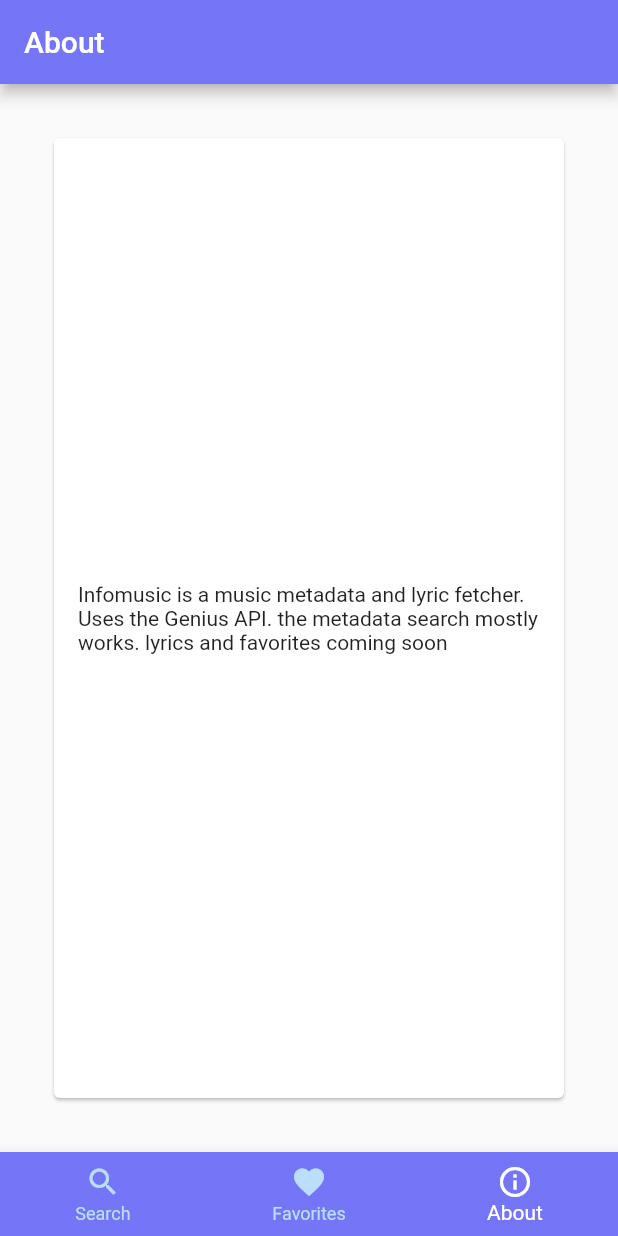
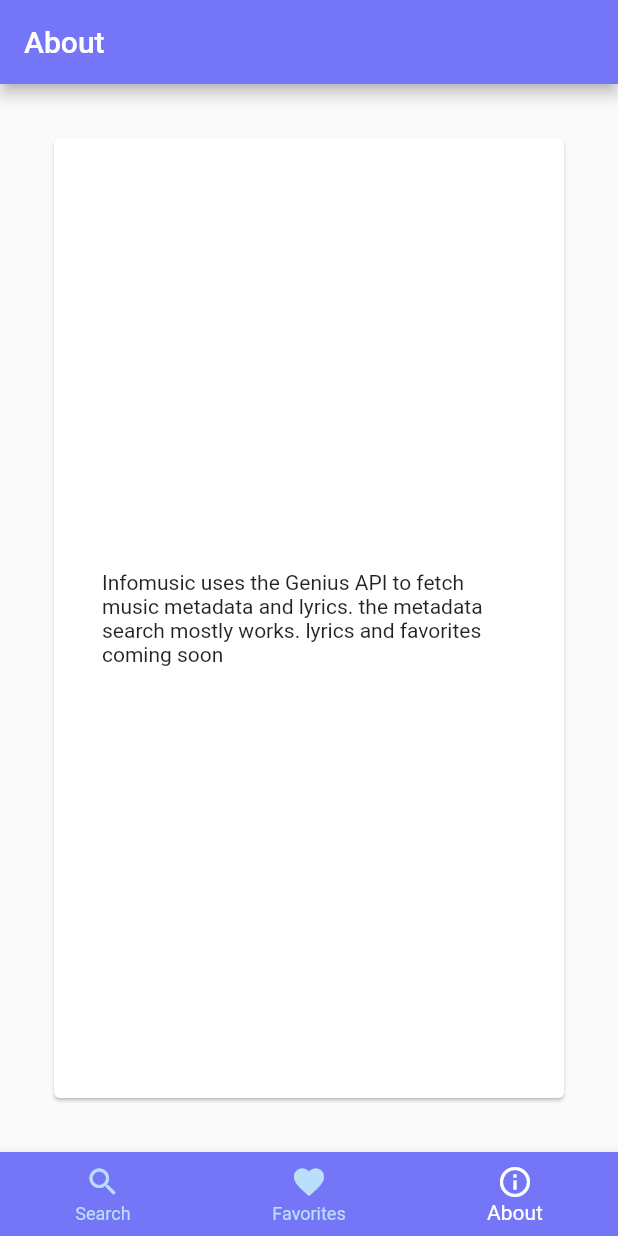
Before and after one commit to ayz122004/infomusic2, a Flutter app: the screen it shows after launch, swiped to page 3, on a phone screen of 412 x 824 dp. Run offline on Flutter 3.47's test engine with Material 2 defaults, Android fonts, the phone set to English and light mode, and no system bars; network calls fail.

Commit message:
add FavoritesCard

```diff
--- a/lib/Pages/AboutPage.dart
+++ b/lib/Pages/AboutPage.dart
@@ -19,11 +19,11 @@
         padding: EdgeInsets.all(32),
         child: Card(
           child: Padding(
-            padding: EdgeInsets.all(16),
+            padding: EdgeInsets.all(32),
             child: Column(
               mainAxisAlignment: MainAxisAlignment.center,
               children: [
-                Text("Infomusic is a music metadata and lyric fetcher. Uses the Genius API. the metadata search mostly works. lyrics and favorites coming soon"),
+                Text("Infomusic uses the Genius API to fetch music metadata and lyrics. the metadata search mostly works. lyrics and favorites coming soon"),
               ],
             ),
           ),
--- a/lib/Pages/SearchPage.dart
+++ b/lib/Pages/SearchPage.dart
@@ -42,6 +42,7 @@
           TextField(
             controller: _controller,
             decoration: InputDecoration(
+              prefixIcon: Icon(Icons.search),
               hintText: 'Search Genius.com',
               contentPadding: EdgeInsets.all(8),
             ),
--- a/lib/Widgets/ResultsCard.dart
+++ b/lib/Widgets/ResultsCard.dart
@@ -100,6 +100,7 @@
     });
     return ListView(
       children: buildList(),
+      physics: BouncingScrollPhysics(),
     );
   }
 }
```
Also changed, not shown: lib/Widgets/FavoritesCard.dart (added, +17 -0 lines).
